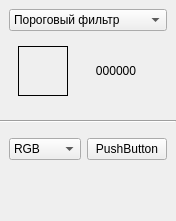
The window that src/Main/Analyzer/Binarizator/binarizatorsettingsform.ui (Enotkin/RedDotHunter) describes before a commit, drawn with Qt 5.
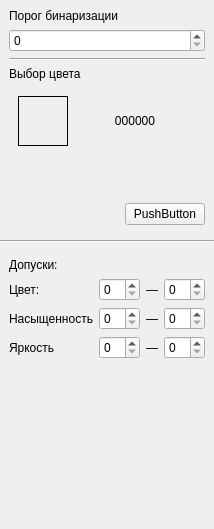
The same window after the commit. Custom widgets are drawn as their Qt base class.

The edit to the form file:
```diff
--- a/src/Main/Analyzer/Binarizator/binarizatorsettingsform.ui
+++ b/src/Main/Analyzer/Binarizator/binarizatorsettingsform.ui
@@ -6,8 +6,8 @@
    <rect>
     <x>0</x>
     <y>0</y>
-    <width>176</width>
-    <height>221</height>
+    <width>185</width>
+    <height>529</height>
    </rect>
   </property>
   <property name="windowTitle">
@@ -30,17 +30,34 @@
     <widget class="QWidget" name="widgetFilterType" native="true">
      <layout class="QVBoxLayout" name="verticalLayout_2">
       <item>
-       <widget class="QComboBox" name="comboBoxTypeFilter">
-        <item>
-         <property name="text">
-          <string>Пороговый фильтр</string>
-         </property>
-        </item>
-        <item>
-         <property name="text">
-          <string>Цветной фильтр</string>
-         </property>
-        </item>
+       <widget class="QLabel" name="label_2">
+        <property name="text">
+         <string>Порог бинаризации</string>
+        </property>
+       </widget>
+      </item>
+      <item>
+       <widget class="QSpinBox" name="tresholdSpinBox">
+        <property name="sizePolicy">
+         <sizepolicy hsizetype="Minimum" vsizetype="Fixed">
+          <horstretch>0</horstretch>
+          <verstretch>0</verstretch>
+         </sizepolicy>
+        </property>
+       </widget>
+      </item>
+      <item>
+       <widget class="Line" name="line">
+        <property name="orientation">
+         <enum>Qt::Horizontal</enum>
+        </property>
+       </widget>
+      </item>
+      <item>
+       <widget class="QLabel" name="label">
+        <property name="text">
+         <string>Выбор цвета </string>
+        </property>
        </widget>
       </item>
       <item>
@@ -99,18 +116,13 @@
      </layout>
     </widget>
    </item>
-   <item>
-    <widget class="Line" name="line">
-     <property name="orientation">
-      <enum>Qt::Horizontal</enum>
-     </property>
-    </widget>
-   </item>
    <item>
     <widget class="QWidget" name="widgetColorSelect" native="true">
      <layout class="QVBoxLayout" name="verticalLayout_3">
       <item>
-       <layout class="QHBoxLayout" name="layoutColorSelector"/>
+       <widget class="ColorSelector" name="colorSelector" native="true">
+        <layout class="QHBoxLayout" name="layoutColorSelector"/>
+       </widget>
       </item>
       <item>
        <widget class="QWidget" name="widgetColorFormat" native="true">
@@ -134,18 +146,17 @@
           <number>0</number>
          </property>
          <item>
-          <widget class="QComboBox" name="comboBoxColorFormat">
-           <item>
-            <property name="text">
-             <string>RGB</string>
-            </property>
-           </item>
-           <item>
-            <property name="text">
-             <string>HSV</string>
-            </property>
-           </item>
-          </widget>
+          <spacer name="horizontalSpacer">
+           <property name="orientation">
+            <enum>Qt::Horizontal</enum>
+           </property>
+           <property name="sizeHint" stdset="0">
+            <size>
+             <width>40</width>
+             <height>20</height>
+            </size>
+           </property>
+          </spacer>
          </item>
          <item>
           <widget class="QPushButton" name="pushButtonColorSelecting">
@@ -160,6 +171,86 @@
      </layout>
     </widget>
    </item>
+   <item>
+    <widget class="Line" name="line_2">
+     <property name="orientation">
+      <enum>Qt::Horizontal</enum>
+     </property>
+    </widget>
+   </item>
+   <item>
+    <widget class="QWidget" name="widget" native="true">
+     <layout class="QGridLayout" name="gridLayout">
+      <item row="1" column="3">
+       <widget class="QSpinBox" name="hueRightMarginSpinBox"/>
+      </item>
+      <item row="3" column="1">
+       <widget class="QSpinBox" name="valueLeftMarginSpinBox"/>
+      </item>
+      <item row="2" column="3">
+       <widget class="QSpinBox" name="saturationRightMarginSpinBox"/>
+      </item>
+      <item row="3" column="3">
+       <widget class="QSpinBox" name="valueRightMarginSpinBox"/>
+      </item>
+      <item row="2" column="1">
+       <widget class="QSpinBox" name="saturationLeftMarginSpinBox"/>
+      </item>
+      <item row="2" column="0">
+       <widget class="QLabel" name="label_7">
+        <property name="text">
+         <string>Насыщенность</string>
+        </property>
+       </widget>
+      </item>
+      <item row="3" column="0">
+       <widget class="QLabel" name="label_8">
+        <property name="text">
+         <string>Яркость</string>
+        </property>
+       </widget>
+      </item>
+      <item row="1" column="0">
+       <widget class="QLabel" name="label_6">
+        <property name="text">
+         <string>Цвет:</string>
+        </property>
+       </widget>
+      </item>
+      <item row="1" column="1">
+       <widget class="QSpinBox" name="hueLeftMarginSpinBox"/>
+      </item>
+      <item row="0" column="0" colspan="4">
+       <widget class="QLabel" name="label_3">
+        <property name="text">
+         <string>Допуски:</string>
+        </property>
+       </widget>
+      </item>
+      <item row="1" column="2">
+       <widget class="QLabel" name="label_4">
+        <property name="text">
+         <string>—</string>
+        </property>
+       </widget>
+      </item>
+      <item row="2" column="2">
+       <widget class="QLabel" name="label_5">
+        <property name="text">
+         <string>—</string>
+        </property>
+       </widget>
+      </item>
+      <item row="3" column="2">
+       <widget class="QLabel" name="label_9">
+        <property name="text">
+         <string>—</string>
+        </property>
+       </widget>
+      </item>
+     </layout>
+    </widget>
+   </item>
    <item>
     <spacer name="verticalSpacer_2">
      <property name="orientation">
@@ -175,6 +266,14 @@
    </item>
   </layout>
  </widget>
+ <customwidgets>
+  <customwidget>
+   <class>ColorSelector</class>
+   <extends>QWidget</extends>
+   <header>colorselector.h</header>
+   <container>1</container>
+  </customwidget>
+ </customwidgets>
  <resources/>
  <connections/>
 </ui>
```
